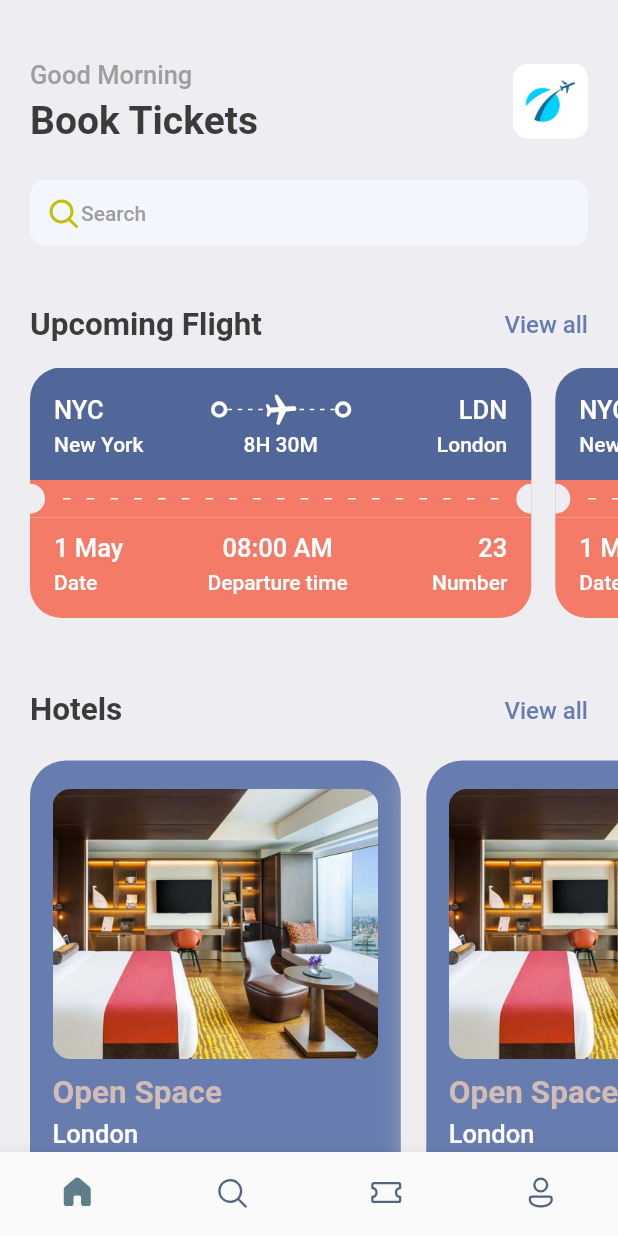
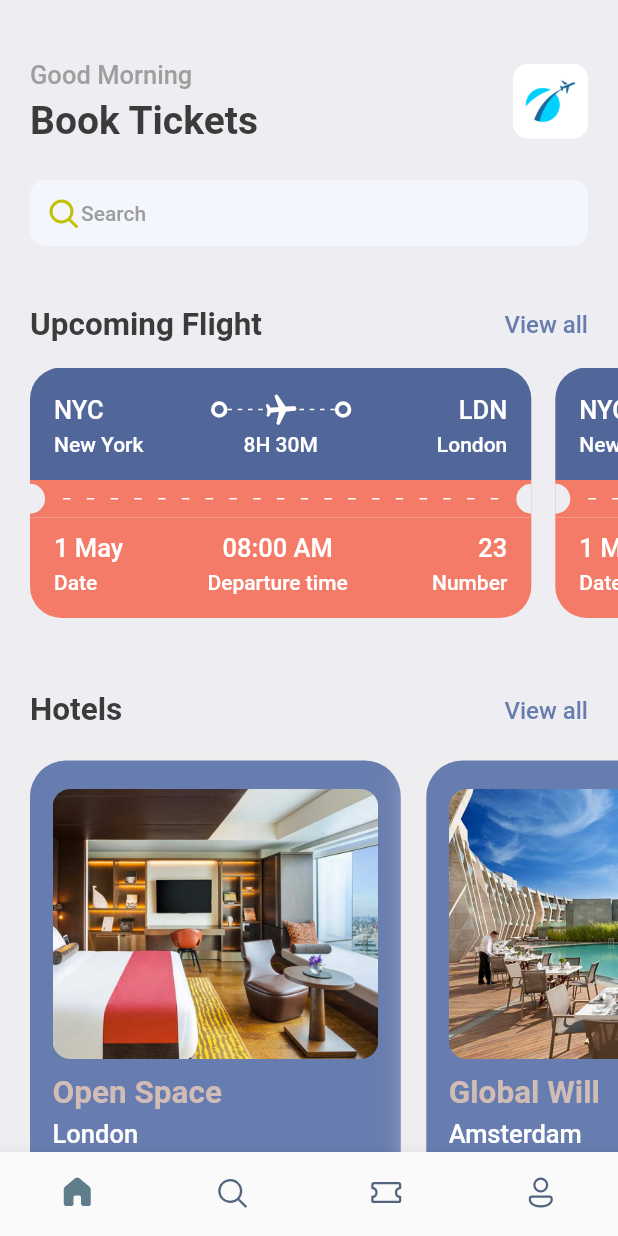
Before and after one commit to Deonorla/Book_Ticket, a Flutter app: the screen it shows after launch, on a phone screen of 412 x 824 dp. Run offline on Flutter 3.47's test engine with Material 2 defaults, Android fonts, the phone set to English and light mode, and no system bars; our stand-ins replace fluentui_icons, gap.

Commit message:
[dynamic Hotel card layout done]

```diff
--- a/lib/screens/home_screen.dart
+++ b/lib/screens/home_screen.dart
@@ -3,6 +3,7 @@ import 'package:flutter/material.dart';
 import 'package:gap/gap.dart';
 import 'package:tickets/screens/hotel_screen.dart';
 import 'package:tickets/screens/ticket_view.dart';
+import 'package:tickets/utils/app_info_list.dart';
 import 'package:tickets/utils/app_styles.dart';
 
 class HomeScreen extends StatelessWidget {
@@ -111,12 +112,7 @@ class HomeScreen extends StatelessWidget {
             scrollDirection: Axis.horizontal,
             padding: const EdgeInsets.only(left: 20),
             child: Row(
-              children: const [
-                HotelScreen(),
-                HotelScreen(),
-                HotelScreen(),
-                HotelScreen(),
-              ],
+              children: hotelList.map((singleHotelList) => HotelScreen(hotel: singleHotelList)).toList()
             ),
           )
         ],
--- a/lib/screens/hotel_screen.dart
+++ b/lib/screens/hotel_screen.dart
@@ -5,7 +5,8 @@ import 'package:tickets/utils/app_layout.dart';
 import 'package:tickets/utils/app_styles.dart';
 
 class HotelScreen extends StatelessWidget {
-  const HotelScreen({Key ? key}) : super(key: key);
+  final Map<String, dynamic> hotel; // named parameter or named constructor parameter
+  const HotelScreen({Key ? key, required this.hotel}) : super(key: key);
 
   @override
   Widget build(BuildContext context) {
@@ -34,27 +35,27 @@ class HotelScreen extends StatelessWidget {
             decoration: BoxDecoration(
               color: Styles.primaryColor,
               borderRadius: BorderRadius.circular(12),
-              image: const DecorationImage(
+              image: DecorationImage(
                 fit: BoxFit.cover,
                 image: AssetImage(
-                  "assets/images/one.png"
+                  "assets/images/${hotel['image']}"
                 )
               ),
             ),
           ),
           const Gap(10),
           Text(
-              "Open Space",
+              "${hotel['place']}",
             style: Styles.headLineStyle2.copyWith(color: Styles.kakiColor),
           ),
           const Gap(5),
           Text(
-            "London",
+            "${hotel['destination']}",
             style: Styles.headLineStyle3.copyWith(color: Colors.white),
           ),
           const Gap(8),
           Text(
-            "\$40/Night",
+            "${hotel['price']}/Night",
             style: Styles.headLineStyle1.copyWith(color: Styles.kakiColor)
           ),
         ],
--- /dev/null
+++ b/lib/utils/app_info_list.dart
@@ -0,0 +1,20 @@
+List<Map<String, dynamic>> hotelList = [
+  {
+    'image': 'one.png',
+    'place': 'Open Space',
+    'destination': 'London',
+    'price': 25
+  },
+  {
+    'image': 'two.png',
+    'place': 'Global Will',
+    'destination': 'Amsterdam',
+    'price': 40
+  },
+  {
+    'image': 'three.png',
+    'place': 'Tallest Building',
+    'destination': 'Dubai',
+    'price': 60
+  },
+];
--- a/lib/utils/app_styles.dart
+++ b/lib/utils/app_styles.dart
@@ -7,7 +7,7 @@ class Styles{
    static Color textColor = const Color(0xFF3b3b3b);
    static Color bgColor = const Color(0xFFeeedf2);
    static Color orangeColor = const Color(0xFFF37B67);
-   static Color kakiColor = const Color(0xFFFd2bdb6);
+   static Color kakiColor = const Color(0xfffd2bdb6);
    static TextStyle textStyle =  TextStyle(fontSize: 16, color: textColor, fontWeight: FontWeight.w500);
    static TextStyle headLineStyle1 =  TextStyle(fontSize: 26, color: textColor, fontWeight: FontWeight.bold);
    static TextStyle headLineStyle2 =  TextStyle(fontSize: 21, color: textColor, fontWeight: FontWeight.bold);
```
